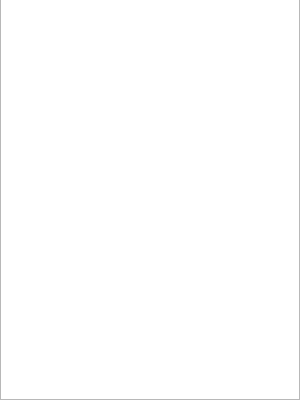
caxapyk/pa-decision, file views/authorityview.ui: the form before one commit; both pictures show x 0 to 300 and y 200 to 600 of the 300 by 600 pixel window.
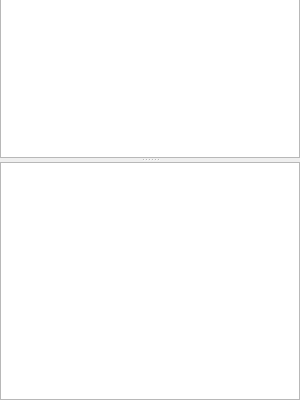
The form after the commit.

What changed in the file:
```diff
--- a/views/authorityview.ui
+++ b/views/authorityview.ui
@@ -14,6 +14,9 @@
    <string>Form</string>
   </property>
   <layout class="QVBoxLayout" name="verticalLayout">
+   <property name="spacing">
+    <number>0</number>
+   </property>
    <property name="leftMargin">
     <number>0</number>
    </property>
@@ -27,17 +30,21 @@
     <number>0</number>
    </property>
    <item>
+    <widget class="QSplitter" name="splitter">
+     <property name="orientation">
+      <enum>Qt::Vertical</enum>
+     </property>
     <widget class="QTreeView" name="tV_tree">
      <property name="sizePolicy">
       <sizepolicy hsizetype="Expanding" vsizetype="Expanding">
        <horstretch>0</horstretch>
-       <verstretch>0</verstretch>
+        <verstretch>6</verstretch>
       </sizepolicy>
      </property>
      <property name="minimumSize">
       <size>
        <width>200</width>
-       <height>0</height>
+        <height>200</height>
       </size>
      </property>
      <property name="maximumSize">
@@ -53,11 +60,29 @@
       <bool>false</bool>
      </property>
      <property name="sortingEnabled">
-      <bool>true</bool>
+       <bool>false</bool>
      </property>
      <property name="wordWrap">
       <bool>true</bool>
      </property>
+      <attribute name="headerVisible">
+       <bool>false</bool>
+      </attribute>
+     </widget>
+     <widget class="QTreeView" name="tV_groups">
+      <property name="sizePolicy">
+       <sizepolicy hsizetype="Expanding" vsizetype="Expanding">
+        <horstretch>0</horstretch>
+        <verstretch>4</verstretch>
+       </sizepolicy>
+      </property>
+      <property name="minimumSize">
+       <size>
+        <width>200</width>
+        <height>200</height>
+       </size>
+      </property>
+     </widget>
     </widget>
    </item>
   </layout>
```
Left out of the diff: 2 changed lines with no effect on the pictures. Lines whose indentation alone changed are shown as unchanged.
